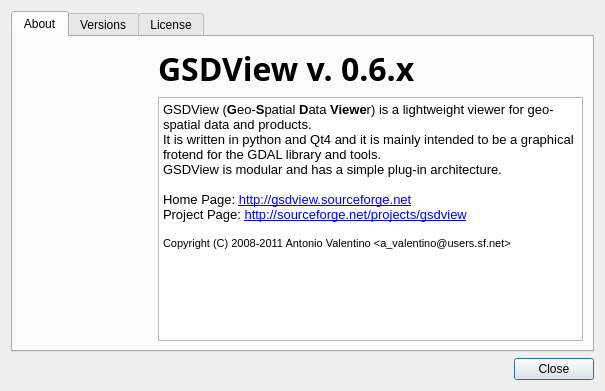
Above: gsdview/ui/aboutdialog.ui from avalentino/gsdview before the change. Below: the same form after it.
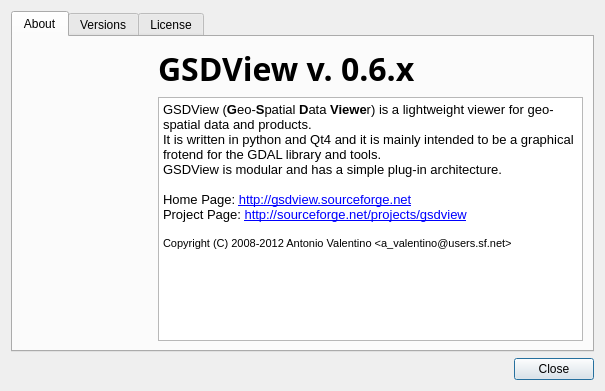
That is the form after the change. Icons and pictures are not drawn.

```diff
--- a/gsdview/ui/aboutdialog.ui
+++ b/gsdview/ui/aboutdialog.ui
@@ -145,7 +145,7 @@
 &lt;p style=&quot; margin-top:0px; margin-bottom:0px; margin-left:0px; margin-right:0px; -qt-block-indent:0; text-indent:0px;&quot;&gt;&lt;span style=&quot; font-family:'DejaVu Sans';&quot;&gt;Home Page: &lt;/span&gt;&lt;a href=&quot;http://gsdview.sourceforge.net&quot;&gt;&lt;span style=&quot; font-family:'DejaVu Sans'; text-decoration: underline; color:#0000ff;&quot;&gt;http://gsdview.sourceforge.net&lt;/span&gt;&lt;/a&gt;&lt;/p&gt;
 &lt;p style=&quot; margin-top:0px; margin-bottom:0px; margin-left:0px; margin-right:0px; -qt-block-indent:0; text-indent:0px;&quot;&gt;&lt;span style=&quot; font-family:'DejaVu Sans';&quot;&gt;Project Page: &lt;/span&gt;&lt;a href=&quot;http://sourceforge.net/projects/gsdview&quot;&gt;&lt;span style=&quot; font-family:'DejaVu Sans'; text-decoration: underline; color:#0000ff;&quot;&gt;http://sourceforge.net/projects/gsdview&lt;/span&gt;&lt;/a&gt;&lt;/p&gt;
 &lt;p style=&quot;-qt-paragraph-type:empty; margin-top:0px; margin-bottom:0px; margin-left:0px; margin-right:0px; -qt-block-indent:0; text-indent:0px; font-family:'DejaVu Sans'; text-decoration: underline; color:#0000ff;&quot;&gt;&lt;/p&gt;
-&lt;p style=&quot; margin-top:0px; margin-bottom:0px; margin-left:0px; margin-right:0px; -qt-block-indent:0; text-indent:0px;&quot;&gt;&lt;span style=&quot; font-family:'DejaVu Sans'; font-size:8pt; color:#000000;&quot;&gt;Copyright (C) 2008-2011 Antonio Valentino &amp;lt;a_valentino@users.sf.net&amp;gt;&lt;/span&gt;&lt;/p&gt;&lt;/body&gt;&lt;/html&gt;</string>
+&lt;p style=&quot; margin-top:0px; margin-bottom:0px; margin-left:0px; margin-right:0px; -qt-block-indent:0; text-indent:0px;&quot;&gt;&lt;span style=&quot; font-family:'DejaVu Sans'; font-size:8pt; color:#000000;&quot;&gt;Copyright (C) 2008-2012 Antonio Valentino &amp;lt;a_valentino@users.sf.net&amp;gt;&lt;/span&gt;&lt;/p&gt;&lt;/body&gt;&lt;/html&gt;</string>
            </property>
            <property name="openExternalLinks">
             <bool>true</bool>
```
